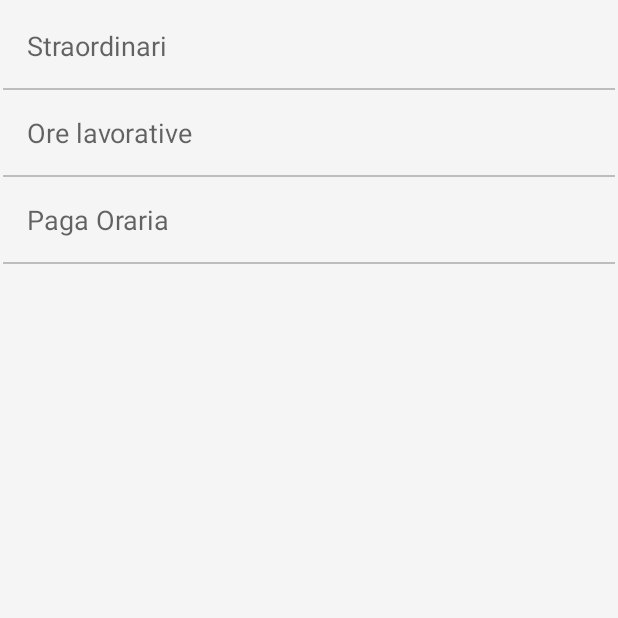
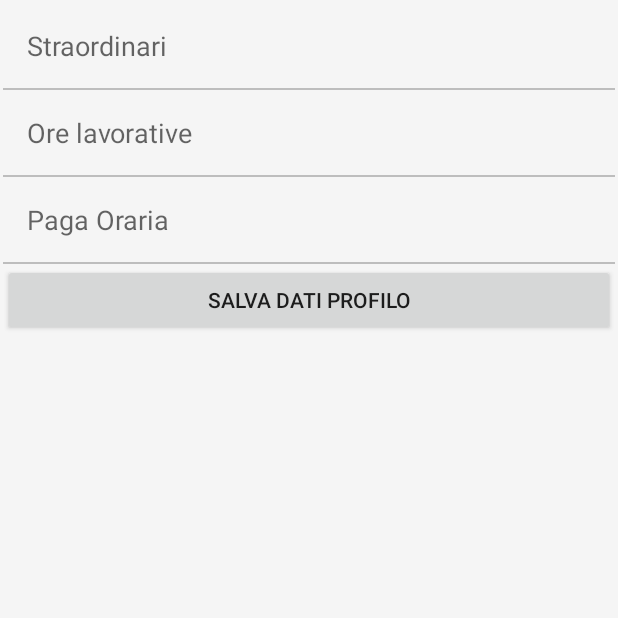
Before and after one commit to Zetandroid/MyJobWallet, an Android app: the ProfileActivity screen opened directly, with no data from a screen before it, after a tap on an icon or button, on a phone screen of 412 x 824 dp, the top half of it. Run offline under Robolectric (Android 15) with nearby library versions, the phone set to English and light mode, and no system bars; our stand-ins replace CircleImageView.

Commit message:
Piccole correzioni al sistema di caricamento dati profilo

```diff
--- a/app/src/main/java/com/kubix/myjobwallet/NoteActivity.java
+++ b/app/src/main/java/com/kubix/myjobwallet/NoteActivity.java
@@ -7,6 +7,7 @@ import android.support.v7.widget.RecyclerView;
 import android.support.v7.widget.Toolbar;
 import android.util.Log;
 import android.view.View;
+import android.widget.EditText;
 
 import com.google.android.gms.ads.AdListener;
 import com.google.android.gms.ads.AdRequest;
@@ -14,10 +15,9 @@ import com.google.android.gms.ads.NativeExpressAdView;
 import com.google.android.gms.ads.VideoController;
 import com.google.android.gms.ads.VideoOptions;
 
+import java.util.ArrayList;
+
 public class NoteActivity extends AppCompatActivity {
-    private RecyclerView mRecyclerView;
-    private RecyclerView.Adapter mAdapter;
-    private RecyclerView.LayoutManager mLayoutManager;
 
     //TODO ADMOB NATIVA
     private static String LOG_TAG = "EXAMPLE";
--- a/app/src/main/java/com/kubix/myjobwallet/ProfileActivity.java
+++ b/app/src/main/java/com/kubix/myjobwallet/ProfileActivity.java
@@ -15,18 +15,20 @@ import android.view.ViewAnimationUtils;
 import android.view.Window;
 import android.widget.EditText;
 import android.widget.ImageView;
+import android.widget.TextView;
 import android.widget.Toast;
 
 public class ProfileActivity extends AppCompatActivity{
 
+    //TODO INDICIZZAZIONE OGGETTI ORA
+    TextView oreOrdinarieText;
+    TextView pagaOrariaText;
+    TextView pagaStraordinariaText;
+    EditText aggiornaOrdinarie;
+    EditText aggiornaPaga;
+    EditText aggiornaPagaStraordinari;
 
-
-    //TODO CALCOLO ORA
-    EditText oreOrdinarieText;
-    EditText pagaOrariaText;
-    EditText pagaStraordinariaText;
-
-    //TODO FAB ANIMAZIONE
+    //TODO INDICIZZAZIONE OGGETTO FAB ANIMAZIONE
     FloatingActionButton fab;
 
     @Override
@@ -34,17 +36,21 @@ public class ProfileActivity extends AppCompatActivity{
         super.onCreate(savedInstanceState);
         setContentView(R.layout.activity_profile);
 
-
         //TODO TOOLBAR
         Toolbar toolbar = (Toolbar) findViewById(R.id.toolbarProfilo);
         setTitle(R.string.toolbarProfile);
         toolbar.setTitleTextColor(getResources().getColor(R.color.testoBianco));
         setSupportActionBar(toolbar);
 
-        //TODO CALCOLO ORA
-        oreOrdinarieText = (EditText) findViewById(R.id.oreOrdinarieText);
-        pagaOrariaText = (EditText) findViewById(R.id.pagaOrariaText);
-        pagaStraordinariaText = (EditText) findViewById(R.id.pagaStraordinariText);
+        //TODO INDIRIZZAMENTO OGGETTI CALCOLO ORA
+        oreOrdinarieText = (TextView) findViewById(R.id.txtOre);
+        pagaOrariaText = (TextView) findViewById(R.id.txtPagaOraria);
+        pagaStraordinariaText = (TextView) findViewById(R.id.txtStraordinaria);
+
+        aggiornaOrdinarie = (EditText) findViewById(R.id.oreOrdinarieText);
+        aggiornaPaga = (EditText) findViewById(R.id.pagaOrariaText);
+        aggiornaPagaStraordinari = (EditText) findViewById(R.id.pagaStraordinariText);
+
 
         //TODO ANIMAZIONE FAB
         fab = (FloatingActionButton)findViewById(R.id.fab);
@@ -55,13 +61,16 @@ public class ProfileActivity extends AppCompatActivity{
                 showDiag();
             }
         });
+
+        leggiDatiProfilo();
+
     }
 
     private void showDiag() {
 
         final View dialogView = View.inflate(this,R.layout.fab_dialog_profilo,null);
+        final Dialog dialog = new Dialog(this,R.style.MyAlertDialogStyle);
 
-        final Dialog dialog = new Dialog(this,R.style.MyAlertDialogStyle);
         dialog.requestWindowFeature(Window.FEATURE_NO_TITLE);
         dialog.setContentView(dialogView);
 
@@ -89,16 +98,13 @@ public class ProfileActivity extends AppCompatActivity{
                     revealShow(dialogView, false, dialog);
                     return true;
                 }
-
                 return false;
             }
         });
 
+        dialog.getWindow().setBackgroundDrawable(new ColorDrawable(android.graphics.Color.TRANSPARENT));
+        dialog.show();
 
-
-        dialog.getWindow().setBackgroundDrawable(new ColorDrawable(android.graphics.Color.TRANSPARENT));
-
-        dialog.show();
     }
 
     private void revealShow(View dialogView, boolean b, final Dialog dialog) {
@@ -138,9 +144,11 @@ public class ProfileActivity extends AppCompatActivity{
             anim.setDuration(600);
             anim.start();
 
+        }
 
-}
-        Toast.makeText(this, "InfoProfilo", Toast.LENGTH_SHORT).show();
+    }
+
+    public void leggiDatiProfilo(){
 
         //TODO CARICA INFO PROFILO DA DATABASE
         try {
@@ -148,12 +156,12 @@ public class ProfileActivity extends AppCompatActivity{
             if(cr!=null){
                 if(cr.moveToFirst()){
                     do{
-                        oreOrdinarieText.setText(cr.getString(cr.getColumnIndex("OreOrdinarie")));
-                        pagaOrariaText.setText(cr.getString(cr.getColumnIndex("NettoOrario")));
-                        pagaStraordinariaText.setText(cr.getString(cr.getColumnIndex("NettoStraordinario")));
+                        oreOrdinarieText.setText(cr.getString(cr.getColumnIndex("OreOrdinarie")).toString());
+                        pagaOrariaText.setText(cr.getString(cr.getColumnIndex("NettoOrario")).toString());
+                        pagaStraordinariaText.setText(cr.getString(cr.getColumnIndex("NettoStraordinario")).toString());
                     }while (cr.moveToNext());
                 }else{
-                    Toast.makeText(getApplicationContext(), "NESSUN TURNO INSERITO", Toast.LENGTH_LONG).show();
+
                 }
             }
             cr.close();
@@ -162,17 +170,23 @@ public class ProfileActivity extends AppCompatActivity{
         }
 
     }
-      //TODO METODO AGGIORNAMENTO INFO ORE E PAGA
-    public void aggiornaInfoProfilo(View v){
-        if(!oreOrdinarieText.getText().toString().equals("") && !pagaOrariaText.getText().toString().equals("") && !pagaStraordinariaText.getText().toString().equals("")){
-            MainActivity.db.execSQL("UPDATE InfoProfilo SET OreOrdinarie = '"+oreOrdinarieText.getText().toString()+"', NettoOrario = '"+pagaOrariaText.getText().toString()+"', NettoStraordinario = '"+pagaStraordinariaText.getText().toString()+"' WHERE ID = '0'");
-            VariabiliGlobali.oreOrdinarie = Integer.valueOf(oreOrdinarieText.getText().toString());
-            VariabiliGlobali.nettoOrario = Integer.valueOf(pagaOrariaText.getText().toString());
-            VariabiliGlobali.nettoStraordinario = Integer.valueOf(pagaStraordinariaText.getText().toString());
+
+    //TODO METODO AGGIORNAMENTO INFO ORE E PAGA
+    public void AggiornaDatiProfilo(View v){
+
+        if(!aggiornaOrdinarie.getText().toString().equals("") && !aggiornaPaga.getText().toString().equals("") && !aggiornaPagaStraordinari.getText().toString().equals("")){
+            MainActivity.db.execSQL("UPDATE InfoProfilo SET OreOrdinarie = '"+aggiornaOrdinarie.getText().toString()+"', NettoOrario = '"+aggiornaPaga.getText().toString()+"', NettoStraordinario = '"+aggiornaPagaStraordinari.getText().toString()+"' WHERE ID = '0'");
+            VariabiliGlobali.oreOrdinarie = Integer.valueOf(aggiornaOrdinarie.getText().toString());
+            VariabiliGlobali.nettoOrario = Integer.valueOf(aggiornaPaga.getText().toString());
+            VariabiliGlobali.nettoStraordinario = Integer.valueOf(aggiornaPagaStraordinari.getText().toString());
             Toast.makeText(this, "Info profilo aggiornate con successo.", Toast.LENGTH_LONG).show();
             finish();
+            oreOrdinarieText.setText(String.valueOf(VariabiliGlobali.oreOrdinarie));
+            pagaOrariaText.setText(String.valueOf(VariabiliGlobali.nettoOrario));
+            pagaStraordinariaText.setText(String.valueOf(VariabiliGlobali.nettoStraordinario));
         }else{
             Toast.makeText(this, "I dati profilo devono essere compilati correttamente.", Toast.LENGTH_SHORT).show();
         }
     }
+
 }
--- a/app/src/main/res/layout/activity_profile.xml
+++ b/app/src/main/res/layout/activity_profile.xml
@@ -13,19 +13,22 @@
         android:id="@+id/fab"
         android:layout_width="wrap_content"
         android:layout_height="wrap_content"
-        android:layout_alignParentBottom="true"
         android:layout_alignParentEnd="false"
         android:layout_centerHorizontal="true"
-        android:layout_margin="24dp"
         android:src="@drawable/ic_aggiungi"
         android:tint="#fff"
-        app:backgroundTint="@color/colorPrimaryProfilo" />
+        app:backgroundTint="@color/colorPrimaryProfilo"
+        android:layout_marginLeft="24dp"
+        android:layout_marginRight="24dp"
+        android:layout_marginTop="24dp"
+        android:layout_alignParentBottom="true" />
 
     <ScrollView
         android:layout_width="match_parent"
         android:layout_height="match_parent"
         android:layout_below="@+id/toolbarProfilo"
-        android:layout_alignParentStart="true">
+        android:layout_alignParentStart="true"
+        android:layout_alignParentBottom="true">
 
         <LinearLayout
             android:layout_width="match_parent"
@@ -178,28 +181,6 @@
                 android:paddingBottom="4dp"
                 android:paddingTop="4dp">
 
-                <RelativeLayout
-                    android:layout_width="match_parent"
-                    android:layout_height="match_parent">
-
-                    <Button
-                        android:id="@+id/btnLoginTwitter"
-                        android:layout_width="match_parent"
-                        android:layout_height="wrap_content"
-                        android:layout_marginBottom="4dp"
-                        android:layout_marginLeft="72dp"
-                        android:layout_marginRight="72dp"
-                        android:layout_marginTop="4dp"
-                        android:background="@color/colorPrimaryImpostazioni"
-                        android:text="Accedi con Twitter"
-                        android:textAllCaps="false"
-                        android:textColor="@color/testoBianco"
-                        android:textSize="16sp"
-                        android:textStyle="bold"
-                        android:theme="@style/PrimaryFlatButton" />
-
-                </RelativeLayout>
-
             </LinearLayout>
 
             <View
@@ -242,7 +223,7 @@
                         android:layout_height="wrap_content"
                         android:layout_weight="1"
                         android:padding="4dp"
-                        android:text="8h"
+                        android:text="0"
                         android:textAlignment="center"
                         android:textColor="@color/testoTitolo" />
                 </LinearLayout>
@@ -269,7 +250,7 @@
                         android:layout_height="wrap_content"
                         android:layout_weight="1"
                         android:padding="4dp"
-                        android:text="8,36 €"
+                        android:text="0"
                         android:textAlignment="center"
                         android:textColor="@color/testoTitolo" />
                 </LinearLayout>
@@ -296,7 +277,7 @@
                         android:layout_height="wrap_content"
                         android:layout_weight="1"
                         android:padding="4dp"
-                        android:text="10 €"
+                        android:text="0"
                         android:textAlignment="center"
                         android:textColor="@color/testoTitolo" />
                 </LinearLayout>
--- a/app/src/main/res/layout/fab_dialog_profilo.xml
+++ b/app/src/main/res/layout/fab_dialog_profilo.xml
@@ -18,5 +18,7 @@
     <include
         layout="@layout/popup_profilo"
         android:layout_width="wrap_content"
-        android:layout_height="wrap_content" />
+        android:layout_height="wrap_content"
+        android:id="@+id/include" />
+
 </RelativeLayout>
--- a/app/src/main/res/layout/popup_profilo.xml
+++ b/app/src/main/res/layout/popup_profilo.xml
@@ -79,6 +79,13 @@
             android:layout_height="1dp"
             android:background="@color/iconeLayout" />
 
+        <Button
+            android:id="@+id/button2"
+            android:onClick="AggiornaDatiProfilo"
+            android:layout_width="match_parent"
+            android:layout_height="wrap_content"
+            android:text="SALVA DATI PROFILO" />
+
 
     </LinearLayout>
 
```
Also changed, not shown: app/src/main/res/layout/activity_note.xml (+3 -5 lines), app/src/main/res/layout/container_main.xml (+4 -3 lines).
